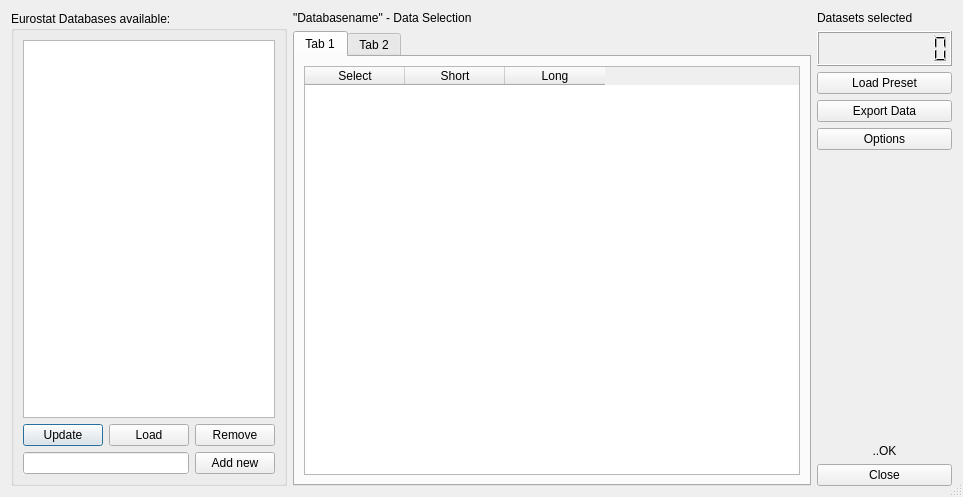
Old version of the form app/gui/base.ui in the repository petres/eurostat.
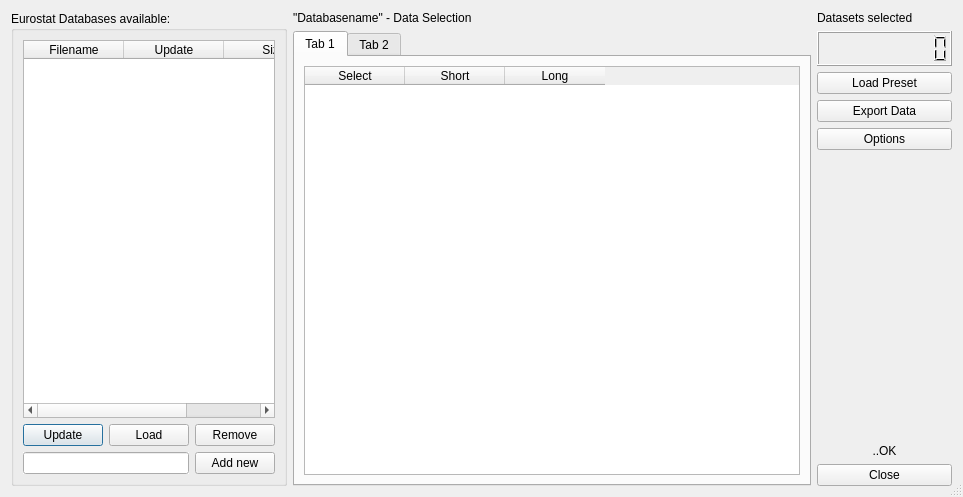
New version of the form.

Patch:
```diff
--- a/app/gui/base.ui
+++ b/app/gui/base.ui
@@ -48,6 +48,9 @@
           <property name="editTriggers">
            <set>QAbstractItemView::NoEditTriggers</set>
           </property>
+          <property name="alternatingRowColors">
+           <bool>true</bool>
+          </property>
           <property name="selectionMode">
            <enum>QAbstractItemView::SingleSelection</enum>
           </property>
@@ -57,9 +60,30 @@
           <property name="sortingEnabled">
            <bool>true</bool>
           </property>
+          <property name="cornerButtonEnabled">
+           <bool>false</bool>
+          </property>
           <attribute name="horizontalHeaderStretchLastSection">
            <bool>true</bool>
           </attribute>
+          <attribute name="verticalHeaderVisible">
+           <bool>false</bool>
+          </attribute>
+          <column>
+           <property name="text">
+            <string>Filename</string>
+           </property>
+          </column>
+          <column>
+           <property name="text">
+            <string>Update</string>
+           </property>
+          </column>
+          <column>
+           <property name="text">
+            <string>Size</string>
+           </property>
+          </column>
          </widget>
         </item>
         <item>
```
Left out of the diff: 9 changed lines with no effect on the pictures.
